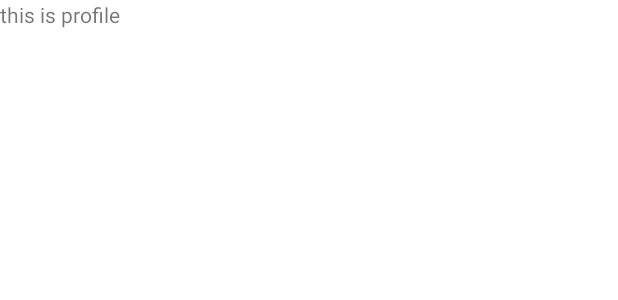
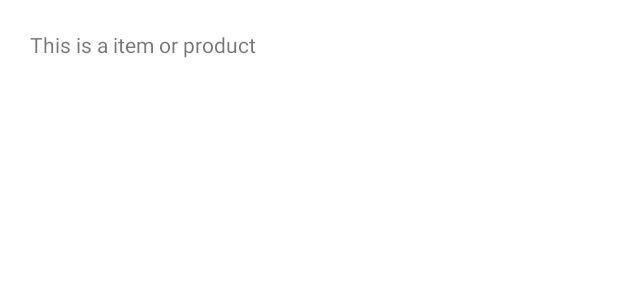
Before and after one commit to Graciele89/online_shopping_app, an Android app: the layout template_category.xml on its own in the app's theme, with its tools: preview values and no code run, on a phone screen of 412 x 824 dp. Shown: the top 300 px of the screen. Run offline under Robolectric (Android 15) with nearby library versions, the phone set to English and light mode, and no system bars.

```diff
--- a/app/src/main/res/layout/activity_profile.xml
+++ b/app/src/main/res/layout/template_category.xml
@@ -1,12 +1,16 @@
 <?xml version="1.0" encoding="utf-8"?>
 <LinearLayout xmlns:android="http://schemas.android.com/apk/res/android"
+    android:orientation="vertical"
     android:layout_width="match_parent"
     android:layout_height="match_parent">
 
     <TextView
+        android:id="@+id/category_content"
         android:layout_width="wrap_content"
         android:layout_height="wrap_content"
-        android:text="this is profile">
+        android:padding="10dp"
+        android:layout_margin="10dp"
+        android:text="This is a item or product">
 
     </TextView>
 
```
